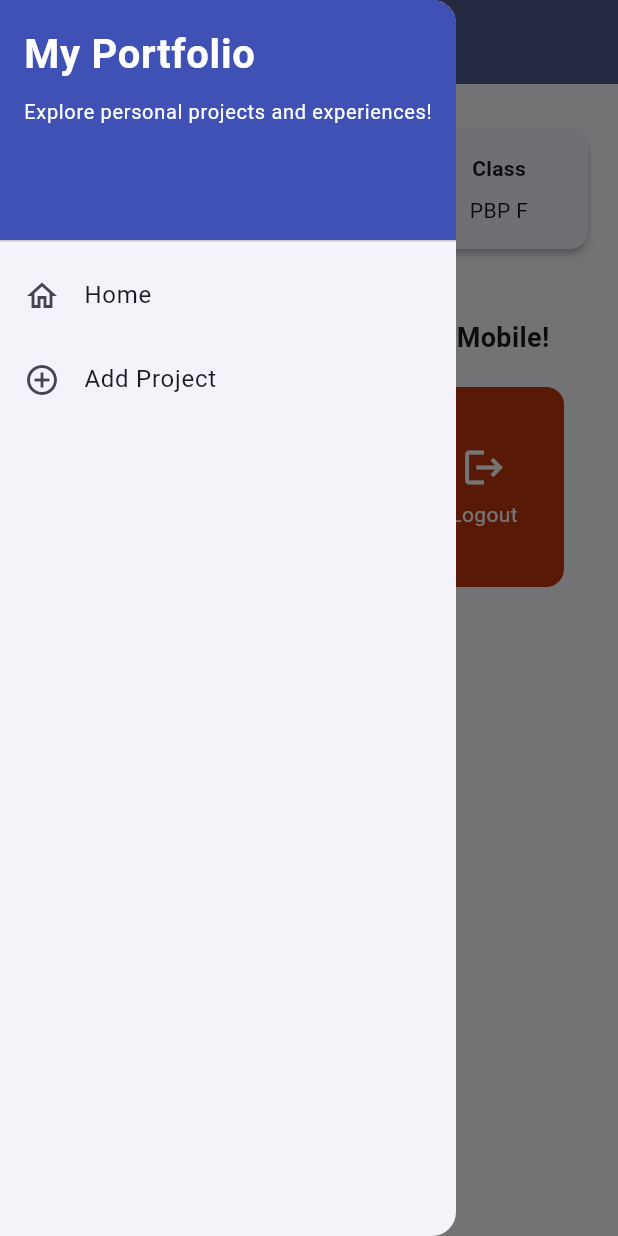
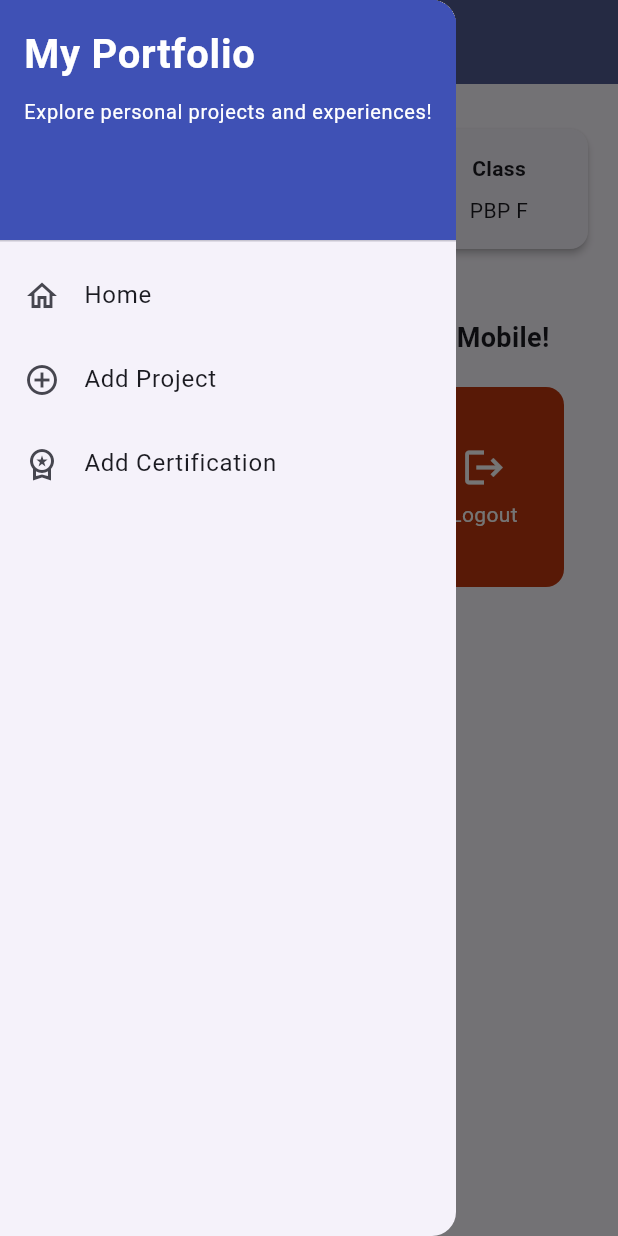
Before and after one commit to glennjosia7/myportofolio_mobile, a Flutter app: the screen it shows after launch, with the side drawer open, on a phone screen of 412 x 824 dp. Run offline on Flutter 3.47's test engine with Material 3 defaults, Android fonts, the phone set to English and light mode, and no system bars; our stand-ins replace material_ui.

Commit message:
feat(flutter): scaffold certification form and navigation

```diff
--- a/lib/screens/menu.dart
+++ b/lib/screens/menu.dart
@@ -1,4 +1,6 @@
 import 'package:material_ui/material_ui.dart';
+import 'package:myportofolio_mobile/screens/certification_form.dart';
+import 'package:myportofolio_mobile/screens/project_form.dart';
 import 'package:myportofolio_mobile/widgets/left_drawer.dart';
 import 'package:myportofolio_mobile/widgets/project_card.dart';
 
@@ -11,8 +13,19 @@ class MyHomePage extends StatelessWidget {
 
   final List<ItemHomepage> items = const [
     ItemHomepage('Lihat Proyek', Icons.folder, Color(0xFF1565C0)),
-    ItemHomepage('Tambah Proyek', Icons.add_circle, Color(0xFF2E7D32)),
+    ItemHomepage(
+      'Tambah Proyek',
+      Icons.add_circle,
+      Color(0xFF2E7D32),
+      destination: ProjectFormPage(),
+    ),
     ItemHomepage('Logout', Icons.logout, Color(0xFFBF360C)),
+    ItemHomepage(
+      'Tambah Sertifikasi',
+      Icons.workspace_premium,
+      Color(0xFF6A1B9A),
+      destination: CertificationFormPage(),
+    ),
   ];
 
   @override
--- a/lib/widgets/project_card.dart
+++ b/lib/widgets/project_card.dart
@@ -1,12 +1,13 @@
 import 'package:material_ui/material_ui.dart';
-import 'package:myportofolio_mobile/screens/project_form.dart';
 
 class ItemHomepage {
   final String name;
   final IconData icon;
   final Color color;
 
-  const ItemHomepage(this.name, this.icon, this.color);
+  final Widget? destination;
+
+  const ItemHomepage(this.name, this.icon, this.color, {this.destination});
 }
 
 class ItemCard extends StatelessWidget {
@@ -30,10 +31,11 @@ class ItemCard extends StatelessWidget {
               ),
             );
 
-          if (item.name == 'Tambah Proyek') {
+          final destination = item.destination;
+          if (destination != null) {
             Navigator.push(
               context,
-              MaterialPageRoute(builder: (context) => const ProjectFormPage()),
+              MaterialPageRoute<void>(builder: (_) => destination),
             );
           }
         },
```
Also changed, not shown: lib/screens/certification_form.dart (added, +61 -0 lines), lib/widgets/left_drawer.dart (+26 -13 lines), 2 other files.
